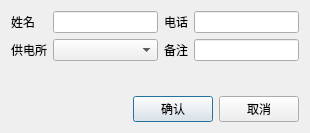
This is AddWorkerDlg.ui in wanlong1215/test as Qt 5 draws it before an edit. The edited form follows.
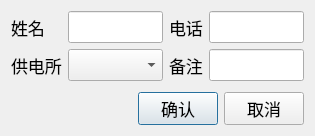
This is the edited form.

```diff
--- a/AddWorkerDlg.ui
+++ b/AddWorkerDlg.ui
@@ -6,10 +6,16 @@
    <rect>
     <x>0</x>
     <y>0</y>
-    <width>310</width>
-    <height>133</height>
+    <width>315</width>
+    <height>136</height>
    </rect>
   </property>
+  <property name="font">
+   <font>
+    <family>微软雅黑</family>
+    <pointsize>13</pointsize>
+   </font>
+  </property>
   <property name="windowTitle">
    <string>报警员</string>
   </property>
```
